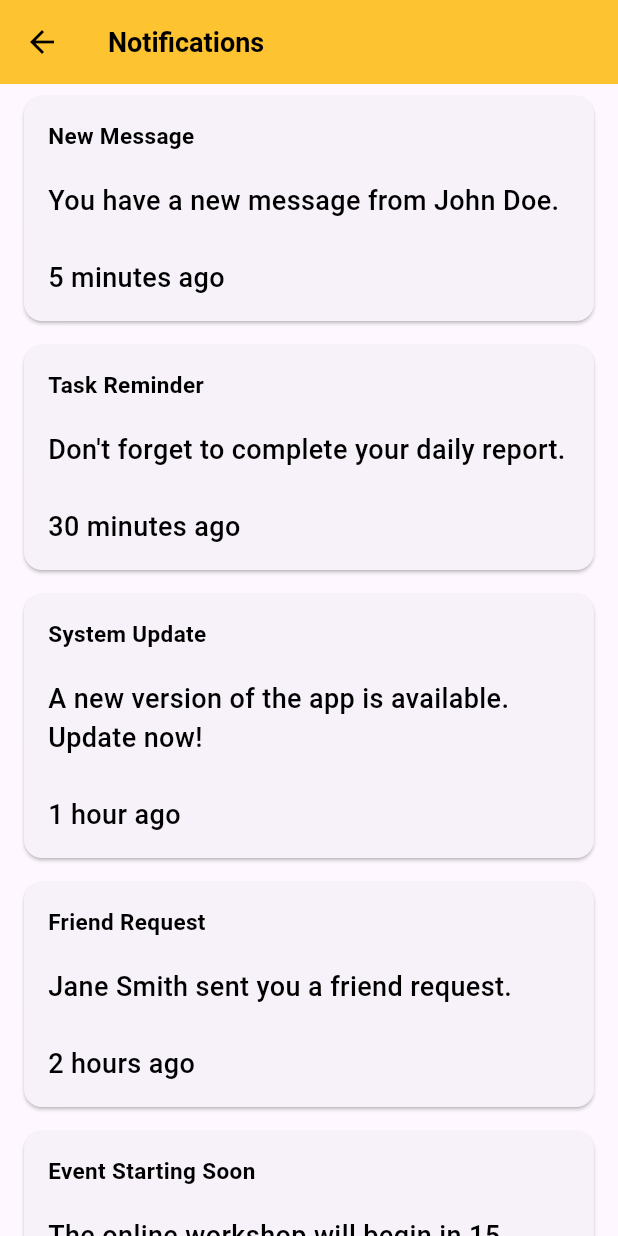
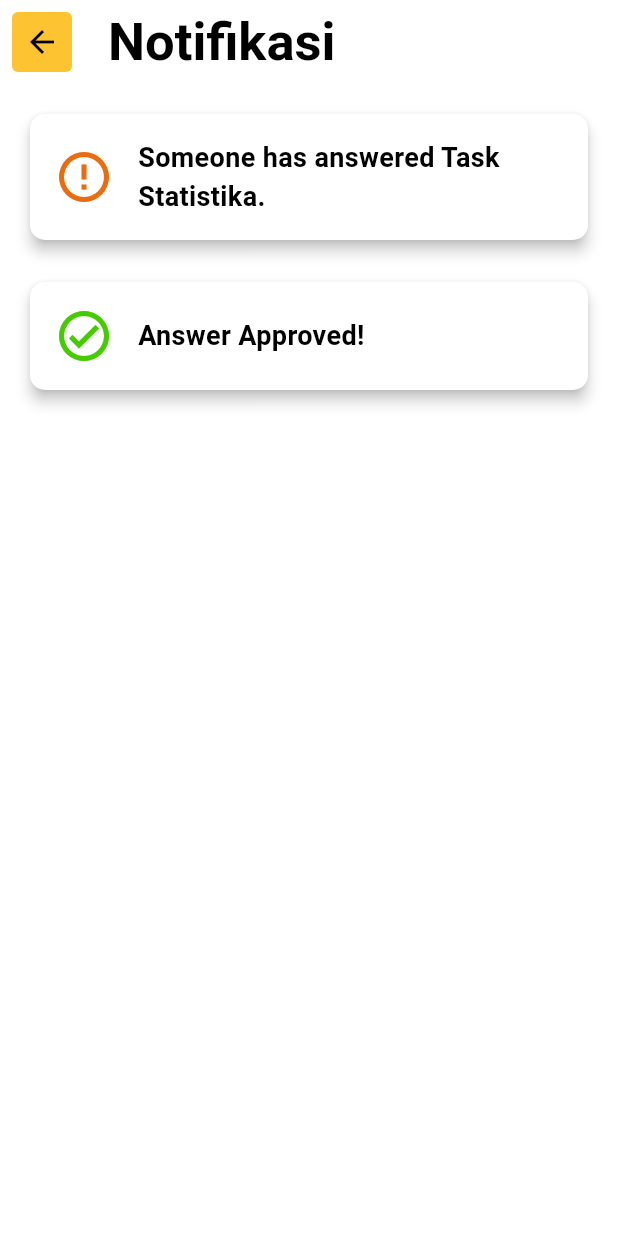
Before and after one commit to Javinpro/ALP-Semester-4-JAM-, a Flutter app: the NotificationPage screen opened directly, on a phone screen of 412 x 824 dp. Run offline on Flutter 3.47's test engine with Material 3 defaults, Android fonts, the light colour scheme and no system bars; our stand-ins replace image_picker, table_calendar.

Commit message:
Notification Card Done
- Udah selesai tampilan nya

```diff
--- a/frontend/lib/notification.dart
+++ b/frontend/lib/notification.dart
@@ -2,68 +2,96 @@ import 'package:flutter/material.dart';
 import 'package:jam/colors.dart';
 import 'package:jam/text_template.dart';
 
+/// Kelas data untuk merepresentasikan satu item notifikasi.
+/// Ini akan membuat kode Anda lebih rapi dan mudah dikelola.
+class NotificationItem {
+  final IconData icon;
+  final Color iconColor;
+  final String text;
+
+  const NotificationItem({
+    required this.icon,
+    required this.iconColor,
+    required this.text,
+  });
+}
+
 class NotificationPage extends StatelessWidget {
   const NotificationPage({super.key});
+
+  // Contoh data notifikasi.
+  // Anda bisa mendapatkan data ini dari API atau database di aplikasi nyata.
+  final List<NotificationItem> notifications = const [
+    NotificationItem(
+      icon: Icons.error_outline,
+      iconColor: orangeColor,
+      text: 'Someone has answered Task Statistika.',
+    ),
+    NotificationItem(
+      icon: Icons.check_circle_outlined,
+      iconColor: greenColor,
+      text: 'Answer Approved!',
+    ),
+  ];
 
   @override
   Widget build(BuildContext context) {
     return Scaffold(
+      backgroundColor: backgroundColor,
       appBar: AppBar(
-        backgroundColor: primaryColor,
-        title: const Text('Notifications', style: headerblack),
-        iconTheme: const IconThemeData(color: secondaryColor),
+        backgroundColor: backgroundColor,
+        title: const Text('Notifikasi', style: headerblack4),
+        leading: Padding(
+          padding: const EdgeInsets.all(8.0),
+          child: Container(
+            decoration: BoxDecoration(
+              color: primaryColor,
+              borderRadius: BorderRadius.circular(4.0),
             ),
-      body: ListView.builder(
-        itemCount: _notifications.length,
+            child: IconButton(
+              icon: const Icon(Icons.arrow_back, color: secondaryColor),
+              onPressed: () {
+                Navigator.pop(context);
+              },
+            ),
+          ),
+        ),
+      ),
+      body: Padding(
+        padding: const EdgeInsets.all(16.0),
+        child: ListView.separated(
+          itemCount: notifications.length,
           itemBuilder: (context, index) {
-          final notification = _notifications[index];
+            // Mengambil item notifikasi berdasarkan indeks
+            final notification = notifications[index];
             return Card(
-            margin: const EdgeInsets.symmetric(horizontal: 16, vertical: 8),
+              color: backgroundColor,
+              elevation: 4.0,
+              shape: RoundedRectangleBorder(
+                borderRadius: BorderRadius.circular(10.0),
+              ),
               child: Padding(
                 padding: const EdgeInsets.all(16.0),
-              child: Column(
-                crossAxisAlignment: CrossAxisAlignment.start,
+                child: Row(
                   children: [
-                  Text(notification['title'] as String, style: headerblack2),
-                  sizedbox1,
-                  Text(notification['body'] as String, style: body1),
-                  sizedbox2,
-                  Text(notification['time'] as String, style: body1),
+                    Icon(
+                      notification.icon,
+                      size: 40.0,
+                      color: notification.iconColor,
+                    ),
+                    const SizedBox(width: 16.0),
+                    Expanded(
+                      child: Text(notification.text, style: headerblack),
+                    ),
                   ],
                 ),
               ),
             );
           },
+          // Builder untuk pemisah antar item
+          separatorBuilder: (context, index) => sizedbox1,
+        ),
       ),
     );
   }
 }
-
-// Data notifikasi statis untuk keperluan UI
-final List<Map<String, String>> _notifications = [
-  {
-    'title': 'New Message',
-    'body': 'You have a new message from John Doe.',
-    'time': '5 minutes ago',
-  },
-  {
-    'title': 'Task Reminder',
-    'body': 'Don\'t forget to complete your daily report.',
-    'time': '30 minutes ago',
-  },
-  {
-    'title': 'System Update',
-    'body': 'A new version of the app is available. Update now!',
-    'time': '1 hour ago',
-  },
-  {
-    'title': 'Friend Request',
-    'body': 'Jane Smith sent you a friend request.',
-    'time': '2 hours ago',
-  },
-  {
-    'title': 'Event Starting Soon',
-    'body': 'The online workshop will begin in 15 minutes.',
-    'time': 'Yesterday',
-  },
-];
```
Lines whose indentation alone changed are shown as unchanged.
